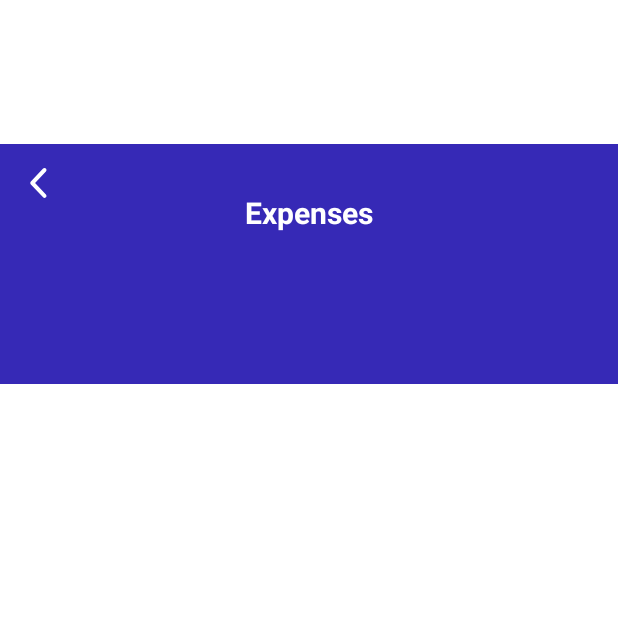
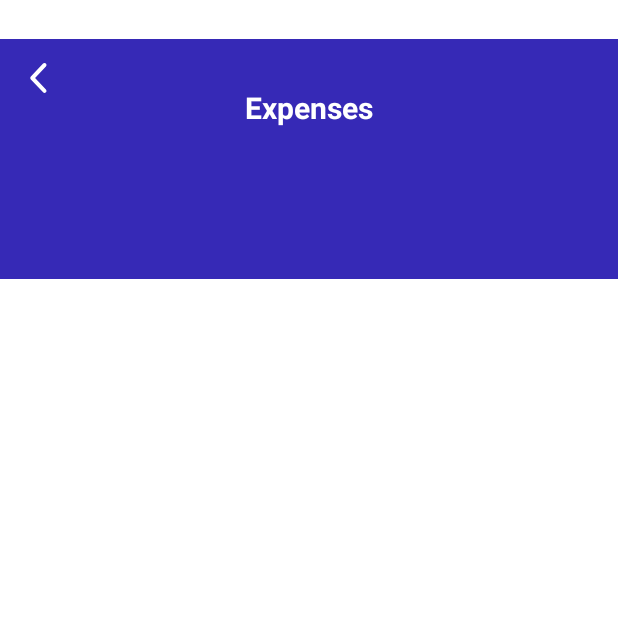
Before and after one commit to Kharlouuu/ELAND_SafeGuardians_430SAT, an Android app: the ExpensesActivity screen opened directly, with no data from a screen before it, on a phone screen of 412 x 824 dp, the top half of it. Run offline under Robolectric (Android 15) with nearby library versions, the phone set to English and light mode, and no system bars.

Commit message:
Fix bugs on Expense Activity

```diff
--- a/app/src/main/java/com/example/coincrate_project/ExpensesActivity.kt
+++ b/app/src/main/java/com/example/coincrate_project/ExpensesActivity.kt
@@ -1,70 +1,114 @@
 package com.example.coincrate_project
 
-import android.content.Intent
+import android.app.AlertDialog
 import android.os.Bundle
+import android.view.LayoutInflater
+import android.widget.Button
+import android.widget.EditText
+import android.widget.TextView
 import android.widget.Toast
-import androidx.appcompat.app.AlertDialog
 import androidx.appcompat.app.AppCompatActivity
-import androidx.lifecycle.Observer
 import androidx.recyclerview.widget.LinearLayoutManager
 import androidx.recyclerview.widget.RecyclerView
-import kotlinx.coroutines.CoroutineScope
-import kotlinx.coroutines.Dispatchers
-import kotlinx.coroutines.launch
-import kotlinx.coroutines.withContext
 
 class ExpensesActivity : AppCompatActivity() {
 
-    private lateinit var recyclerView: RecyclerView
-    private lateinit var adapter: TransactionAdapter
-    private lateinit var db: AppDatabase
-    private val transactionList = mutableListOf<TransactionEntity>()
+    private lateinit var rvExpenses: RecyclerView
+    private lateinit var transactionManageAdapter: TransactionManageAdapter
+    private val expensesList = mutableListOf<MainActivity.Transaction>()
 
     override fun onCreate(savedInstanceState: Bundle?) {
         super.onCreate(savedInstanceState)
         setContentView(R.layout.expense_category_page)
 
-        db = AppDatabase.getDatabase(this)
-        recyclerView = findViewById(R.id.rvExpenses)
-        recyclerView.layoutManager = LinearLayoutManager(this)
+        rvExpenses = findViewById(R.id.recyclerExpenses)
 
-        recyclerView.adapter = adapter
+        loadExpenses()
 
-        observeExpenseTransactions()
+        transactionManageAdapter = TransactionManageAdapter(
+            expensesList,
+            onEdit = { position -> showEditDialog(position) },
+            onDelete = { position -> confirmDelete(position) }
+        )
+
+        rvExpenses.layoutManager = LinearLayoutManager(this)
+        rvExpenses.adapter = transactionManageAdapter
     }
 
-    private fun observeExpenseTransactions() {
-        db.transactionDao().getTransactionsByType("Expenses").observe(this, Observer { list ->
-            transactionList.clear()
-            transactionList.addAll(list)
-            adapter.notifyDataSetChanged()
-        })
+    private fun loadExpenses() {
+        val prefs = getSharedPreferences("transactions_prefs", MODE_PRIVATE)
+        val transactionsString = prefs.getString("transactions_list", "") ?: ""
+        val transactions = transactionsString.split("#")
+            .mapNotNull { item ->
+                val parts = item.split("|")
+                if (parts.size == 3) {
+                    val name = parts[0]
+                    val type = parts[1]
+                    val amount = parts[2].toDoubleOrNull() ?: 0.0
+                    MainActivity.Transaction(name, type, amount)
+                } else null
+            }
+            .filter { it.type == "Expenses" } // Only expense transactions
+
+        expensesList.clear()
+        expensesList.addAll(transactions)
     }
 
-    private fun showEditDialog(transaction: TransactionEntity) {
-        val intent = Intent(this, EditTransactionActivity::class.java)
-        intent.putExtra("transaction_id", transaction.id)
-        startActivity(intent)
+    private fun saveExpenses() {
+        val prefs = getSharedPreferences("transactions_prefs", MODE_PRIVATE)
+        val editor = prefs.edit()
+        val allTransactionsString = expensesList.joinToString("#") { "${it.name}|${it.type}|${it.amount}" }
+        editor.putString("transactions_list", allTransactionsString)
+        editor.apply()
     }
 
-    private fun deleteTransaction(transaction: TransactionEntity) {
+    private fun showEditDialog(position: Int) {
+        val expense = expensesList[position]
+
+        val dialogView = LayoutInflater.from(this).inflate(R.layout.edit_transaction, null)
+        val etEditName = dialogView.findViewById<EditText>(R.id.etEditName)
+        val etEditAmount = dialogView.findViewById<EditText>(R.id.etEditAmount)
+        val tvEditType = dialogView.findViewById<TextView>(R.id.tvEditType)
+        val btnEditSave = dialogView.findViewById<Button>(R.id.btnEditSave)
+
+        etEditName.setText(expense.name)
+        etEditAmount.setText(expense.amount.toString())
+        tvEditType.text = expense.type // Always "Expenses"
+
+        val dialog = AlertDialog.Builder(this)
+            .setView(dialogView)
+            .create()
+
+        btnEditSave.setOnClickListener {
+            val newName = etEditName.text.toString().trim()
+            val newAmount = etEditAmount.text.toString().toDoubleOrNull()
+
+            if (newName.isEmpty() || newAmount == null || newAmount < 0) {
+                Toast.makeText(this, "Please enter valid details", Toast.LENGTH_SHORT).show()
+                return@setOnClickListener
+            }
+
+            expensesList[position] = MainActivity.Transaction(newName, "Expenses", newAmount)
+            transactionManageAdapter.notifyItemChanged(position)
+            saveExpenses()
+            dialog.dismiss()
+            Toast.makeText(this, "Expense updated!", Toast.LENGTH_SHORT).show()
+        }
+
+        dialog.show()
+    }
+
+    private fun confirmDelete(position: Int) {
         AlertDialog.Builder(this)
-            .setTitle("Delete Transaction")
-            .setMessage("Are you sure you want to delete this?")
+            .setTitle("Delete Expense")
+            .setMessage("Are you sure you want to delete this expense?")
             .setPositiveButton("Yes") { _, _ ->
-                CoroutineScope(Dispatchers.IO).launch {
-                    db.transactionDao().delete(transaction)
-                    withContext(Dispatchers.Main) {
-                        Toast.makeText(this@ExpensesActivity, "Deleted", Toast.LENGTH_SHORT).show()
-                    }
-                }
+                expensesList.removeAt(position)
+                transactionManageAdapter.notifyItemRemoved(position)
+                saveExpenses()
+                Toast.makeText(this, "Expense deleted!", Toast.LENGTH_SHORT).show()
             }
             .setNegativeButton("No", null)
             .show()
     }
-
-    override fun onResume() {
-        super.onResume()
-        // LiveData will auto-update from observeExpenseTransactions
-    }
 }
--- a/app/src/main/res/layout/expense_category_page.xml
+++ b/app/src/main/res/layout/expense_category_page.xml
@@ -10,11 +10,13 @@
         android:id="@+id/headerLayout"
         android:layout_width="0dp"
         android:layout_height="160dp"
-        android:layout_marginTop="96dp"
         android:background="@color/blue"
+        app:layout_constraintBottom_toBottomOf="parent"
         app:layout_constraintEnd_toEndOf="parent"
+        app:layout_constraintHorizontal_bias="0.0"
         app:layout_constraintStart_toStartOf="parent"
-        app:layout_constraintTop_toTopOf="parent">
+        app:layout_constraintTop_toTopOf="parent"
+        app:layout_constraintVertical_bias="0.039">
 
         <ImageButton
             android:id="@+id/btnBack"
@@ -38,14 +40,14 @@
     </RelativeLayout>
 
     <androidx.recyclerview.widget.RecyclerView
-        android:id="@+id/rvExpenses"
-        android:layout_width="359dp"
-        android:layout_height="540dp"
+        android:id="@+id/recyclerExpenses"
+        android:layout_width="401dp"
+        android:layout_height="586dp"
         android:clipToPadding="false"
         android:paddingTop="8dp"
+        app:layout_constraintBottom_toBottomOf="parent"
+        app:layout_constraintEnd_toEndOf="parent"
+        app:layout_constraintStart_toStartOf="parent"
         app:layout_constraintTop_toBottomOf="@id/headerLayout"
-        app:layout_constraintBottom_toBottomOf="parent"
-        app:layout_constraintStart_toStartOf="parent"
-        app:layout_constraintEnd_toEndOf="parent"
-        app:layout_constraintVertical_bias="0.231" />
+        app:layout_constraintVertical_bias="0.077" />
 </androidx.constraintlayout.widget.ConstraintLayout>
```
